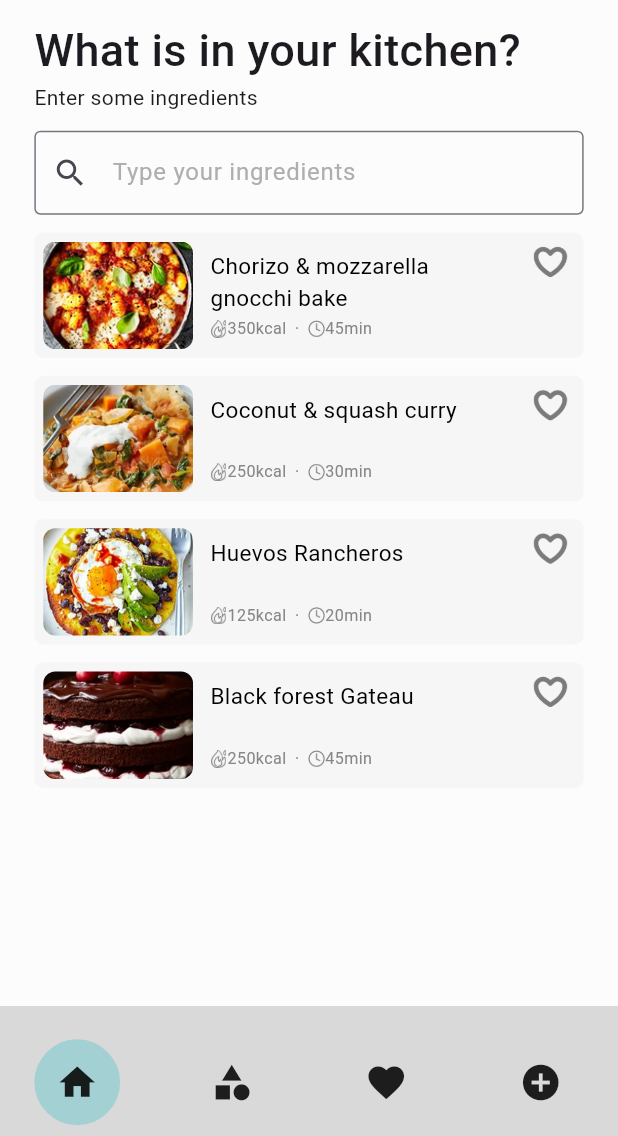
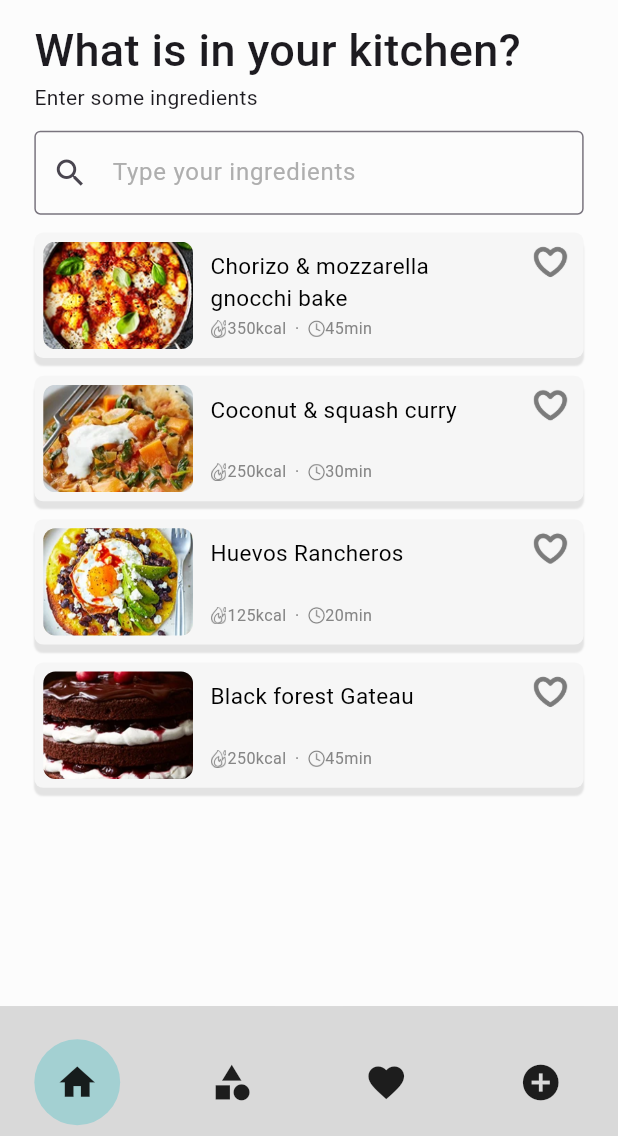
Before and after one commit to ManXliu/food-app, a Flutter app: the screen it shows after launch, after a tap on the "arrow circle down" icon, on a phone screen of 412 x 824 dp, the part 100-1236 px from its top. Run offline on Flutter 3.47's test engine with Material 3 defaults, Android fonts, the phone set to English and light mode, and no system bars; our stand-ins replace flutter_riverpod, flutter_screenutil, go_router, riverpod_annotation; generated files the repository leaves out were written again.

```diff
--- /dev/null
+++ b/lib/page/common_title.dart
@@ -0,0 +1,24 @@
+import 'package:flutter/material.dart';
+
+class CommonTitle extends StatelessWidget {
+  CommonTitle({super.key, this.widget, required this.title});
+
+  final String title;
+
+  Widget? widget;
+
+  @override
+  Widget build(BuildContext context) {
+    return Stack(
+      children: [
+        Center(
+          child: Text(
+            title,
+            style: TextStyle(fontSize: 30, fontWeight: FontWeight.w800),
+          ),
+        ),
+        ?widget,
+      ],
+    );
+  }
+}
--- a/lib/page/search/food_grid_view2.dart
+++ b/lib/page/search/food_grid_view2.dart
@@ -21,6 +21,12 @@ class FoodGridView2 extends StatelessWidget {
           decoration: BoxDecoration(
             color: Color(0xFFF6F6F6),
             borderRadius: BorderRadius.all(Radius.circular(5.h)),
+            boxShadow: [
+              BoxShadow(
+                color: Colors.black.withValues(alpha: 0.1),
+                offset: Offset(0, 3),
+              ),
+            ],
           ),
           child: Column(
             children: [
--- a/lib/page/search/food_list_view.dart
+++ b/lib/page/search/food_list_view.dart
@@ -13,6 +13,13 @@ class FoodListView extends StatelessWidget {
           decoration: BoxDecoration(
             borderRadius: BorderRadius.all(Radius.circular(5.h)),
             color: Color(0xFFF6F6F6),
+            boxShadow: [
+              BoxShadow(
+                color: Colors.black.withValues(alpha: 0.1),
+                blurRadius: 0.3,
+                offset: Offset(0, 5),
+              ),
+            ],
           ),
           margin: EdgeInsetsGeometry.only(bottom: 10.h),
           padding: EdgeInsetsGeometry.only(
--- a/lib/page/search/search.dart
+++ b/lib/page/search/search.dart
@@ -1,5 +1,6 @@
 import 'dart:math' as math;
 
+import 'package:first_flutter_project/page/common_title.dart';
 import 'package:first_flutter_project/page/search/food_grid_view.dart';
 import 'package:first_flutter_project/page/search/food_list_view.dart';
 import 'package:flutter/material.dart';
@@ -50,15 +51,8 @@ class _SearchState extends State<Search> with SingleTickerProviderStateMixin {
         crossAxisAlignment: CrossAxisAlignment.start,
         children: [
           SizedBox(height: 20.h),
-          Stack(
-            children: [
-              Center(
-                child: Text(
-                  "Search",
-                  style: TextStyle(fontSize: 30, fontWeight: FontWeight.w800),
-                ),
-              ),
-              Positioned(
+          CommonTitle(
+            widget: Positioned(
               right: 0,
               top: 8.h,
               child: GestureDetector(
@@ -116,7 +110,7 @@ class _SearchState extends State<Search> with SingleTickerProviderStateMixin {
                 ),
               ),
             ),
-            ],
+            title: "Search",
           ),
           SizedBox(height: 10.h),
           Text(
```
Also changed, not shown: lib/model/category_model.dart (added, +29 -0 lines), lib/page/categories.dart (+50 -6 lines), assets/images/category1.png (added), assets/images/category2.png (added), assets/images/category3.png (added), assets/images/category4.png (added), assets/images/category5.png (added), assets/images/category6.png (added), assets/images/category7.png (added), lib/model/food_model.g.dart. Lines whose indentation alone changed are shown as unchanged.
